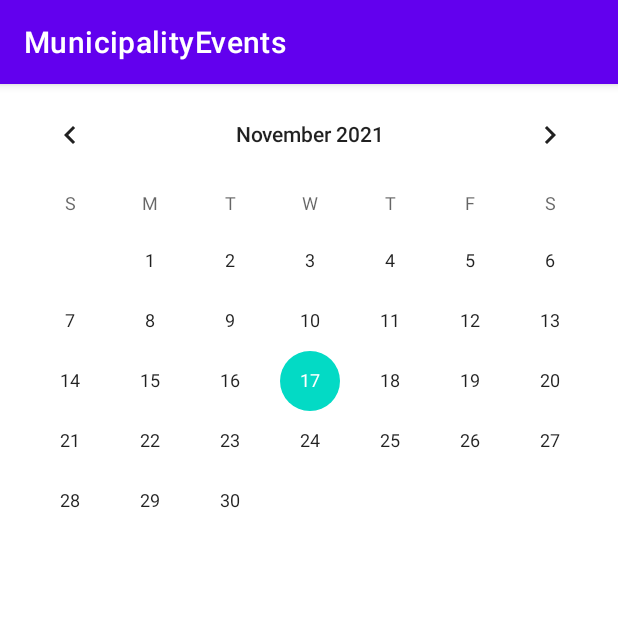
After one commit to MartinMarandola/municipality-events-android, an Android app: the fragment CalendarFragment shown on its own in the app's theme, on a phone screen of 412 x 824 dp, the top half of it. The commit adds this screen. Run offline under Robolectric (Android 15) with nearby library versions, the phone set to English and light mode, and no system bars; our stand-ins replace Volley.

Commit message:
Inicio de calendarView

```diff
--- /dev/null
+++ b/app/src/main/java/com/example/municipalityevents/CalendarFragment.kt
@@ -0,0 +1,80 @@
+package com.example.municipalityevents
+
+import android.content.Context
+import android.os.Bundle
+import android.util.Log
+import android.view.LayoutInflater
+import android.view.View
+import android.view.ViewGroup
+import android.widget.CalendarView
+import android.widget.Toast
+import androidx.fragment.app.Fragment
+import androidx.navigation.fragment.findNavController
+import com.android.volley.DefaultRetryPolicy
+import com.android.volley.Request
+import com.android.volley.toolbox.JsonObjectRequest
+import com.android.volley.toolbox.Volley
+import com.example.municipalityevents.databinding.FragmentCalendarBinding
+import org.json.JSONException
+import org.json.JSONObject
+
+class CalendarFragment : Fragment() {
+
+    private var _binding: FragmentCalendarBinding? = null
+
+    private val binding get() = _binding!!
+
+    override fun onCreateView(
+        inflater: LayoutInflater, container: ViewGroup?,
+        savedInstanceState: Bundle?
+    ): View? {
+
+        _binding = FragmentCalendarBinding.inflate(inflater, container, false)
+
+        return binding.root
+
+    }
+    override fun onViewCreated(view: View, savedInstanceState: Bundle?) {
+        super.onViewCreated(view, savedInstanceState)
+
+        //i año | i2 mes | i3 dia
+        binding.calendarId.setOnDateChangeListener { calendarView, i, i2, i3 ->
+
+            //llamar endpoint para traer eventos.
+            getEvents(i2, i)
+        }
+
+
+    }
+
+//hay que testear
+    private fun getEvents(month : Int, year : Int) {
+        val postUrl = "http://10.0.2.2:3000/events?month=" + month + "&year=" + year
+        val requestQueue = Volley.newRequestQueue(activity as Context)
+        val postData = JSONObject()
+        try {
+
+        } catch (e: JSONException) {
+            e.printStackTrace()
+        }
+
+        val jsonObjectRequest = JsonObjectRequest(
+            Request.Method.POST, postUrl, postData,
+            { response ->
+                Log.e("RESPONSE", response.toString())
+            }
+        ) { error ->
+            error.printStackTrace()
+            Toast.makeText(activity as Context,"Error", Toast.LENGTH_SHORT).show()
+        }
+
+        jsonObjectRequest.retryPolicy = DefaultRetryPolicy(
+            0,
+            DefaultRetryPolicy.DEFAULT_MAX_RETRIES,
+            DefaultRetryPolicy.DEFAULT_BACKOFF_MULT
+        )
+
+        requestQueue.add(jsonObjectRequest)
+    }
+
+}
--- a/app/src/main/java/com/example/municipalityevents/ProfileFragment.kt
+++ b/app/src/main/java/com/example/municipalityevents/ProfileFragment.kt
@@ -6,7 +6,6 @@ import android.view.View
 import android.view.ViewGroup
 import androidx.fragment.app.Fragment
 import com.example.municipalityevents.databinding.FragmentProfileBinding
-import com.example.municipalityevents.databinding.FragmentSignupBinding
 
 
 class ProfileFragment : Fragment() {
--- /dev/null
+++ b/app/src/main/res/layout/fragment_calendar.xml
@@ -0,0 +1,17 @@
+<?xml version="1.0" encoding="utf-8"?>
+<androidx.constraintlayout.widget.ConstraintLayout xmlns:android="http://schemas.android.com/apk/res/android"
+    xmlns:app="http://schemas.android.com/apk/res-auto"
+    xmlns:tools="http://schemas.android.com/tools"
+    android:layout_width="match_parent"
+    android:layout_height="match_parent">
+
+    <CalendarView
+        android:id="@+id/calendarId"
+        android:layout_width="413dp"
+        android:layout_height="338dp"
+        app:layout_constraintEnd_toEndOf="parent"
+        app:layout_constraintStart_toStartOf="parent"
+        tools:layout_editor_absoluteY="2dp"
+        tools:ignore="MissingConstraints" />
+
+</androidx.constraintlayout.widget.ConstraintLayout>
```
